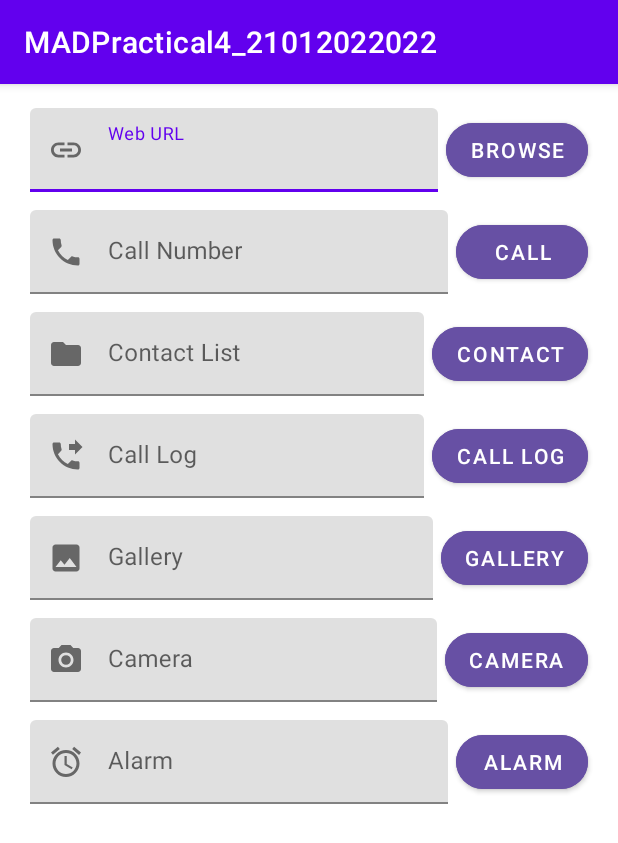
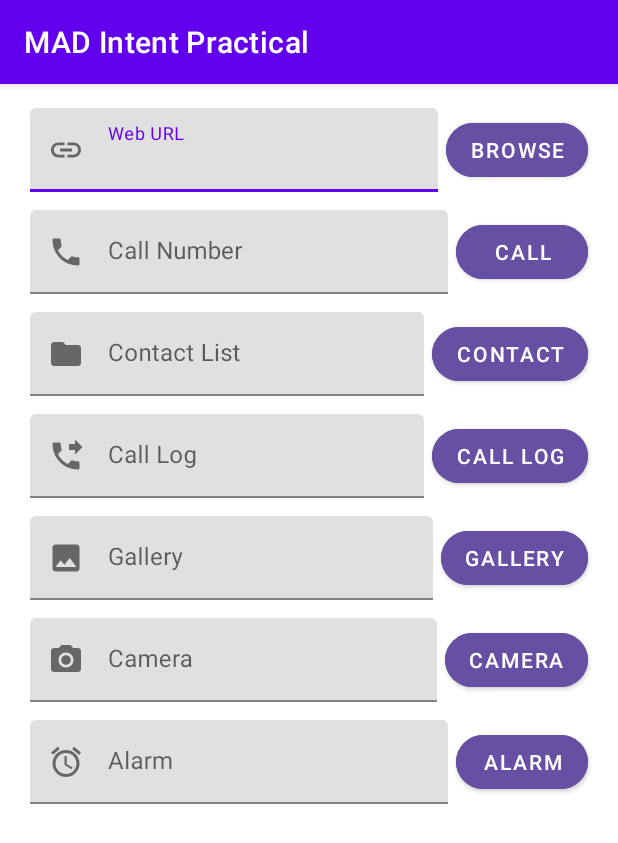
Before and after one commit to vishalshrimali778/MADPractical4_21012012033, an Android app: the screen it shows after launch (MainActivity), on a phone screen of 412 x 824 dp. Shown: the top 843 px of the screen. Run offline under Robolectric (Android 15) with nearby library versions, the phone set to English and light mode, and no system bars.

Commit message:
MADPractical4_21012022022

```diff
--- a/app/src/main/AndroidManifest.xml
+++ b/app/src/main/AndroidManifest.xml
@@ -16,6 +16,7 @@
         tools:targetApi="31">
         <activity
             android:name=".MainActivity"
+            android:label="MAD Intent Practical"
             android:exported="true">
             <intent-filter>
                 <action android:name="android.intent.action.MAIN" />
--- a/app/src/main/res/layout/activity_main.xml
+++ b/app/src/main/res/layout/activity_main.xml
@@ -9,7 +9,8 @@
     <androidx.core.widget.NestedScrollView
         android:id="@+id/txt_camera"
         android:layout_width="match_parent"
-        android:layout_height="match_parent">
+        android:layout_height="match_parent"
+        app:layout_behavior="@string/appbar_scrolling_view_behavior">
 
         <androidx.constraintlayout.widget.ConstraintLayout
             android:layout_width="match_parent"
@@ -25,7 +26,6 @@
                 app:layout_constraintEnd_toStartOf="@id/btn_browse"
                 app:layout_constraintStart_toStartOf="parent"
                 app:layout_constraintTop_toTopOf="@id/btn_browse"
-
                 app:startIconDrawable="@drawable/ic_baseline_link_24">
 
                 <com.google.android.material.textfield.TextInputEditText
@@ -58,7 +58,6 @@
                 app:layout_constraintEnd_toStartOf="@id/btn_call"
                 app:layout_constraintStart_toStartOf="parent"
                 app:layout_constraintTop_toTopOf="@id/btn_call"
-
                 app:startIconDrawable="@drawable/ic_baseline_phone_24">
 
                 <com.google.android.material.textfield.TextInputEditText
@@ -90,7 +89,6 @@
                 app:layout_constraintEnd_toStartOf="@id/btn_contact"
                 app:layout_constraintStart_toStartOf="parent"
                 app:layout_constraintTop_toTopOf="@id/btn_contact"
-
                 app:startIconDrawable="@drawable/ic_baseline_folder_24">
 
                 <com.google.android.material.textfield.TextInputEditText
@@ -121,7 +119,6 @@
                 app:layout_constraintEnd_toStartOf="@id/btn_call_log"
                 app:layout_constraintStart_toStartOf="parent"
                 app:layout_constraintTop_toTopOf="@id/btn_call_log"
-
                 app:startIconDrawable="@drawable/ic_baseline_phone_forwarded_24">
 
                 <com.google.android.material.textfield.TextInputEditText
@@ -152,7 +149,6 @@
                 app:layout_constraintEnd_toStartOf="@id/btn_gallery"
                 app:layout_constraintStart_toStartOf="parent"
                 app:layout_constraintTop_toTopOf="@id/btn_gallery"
-
                 app:startIconDrawable="@drawable/ic_baseline_photo_24">
 
                 <com.google.android.material.textfield.TextInputEditText
@@ -183,7 +179,6 @@
                 app:layout_constraintEnd_toStartOf="@id/btn_camera"
                 app:layout_constraintStart_toStartOf="parent"
                 app:layout_constraintTop_toTopOf="@id/btn_camera"
-
                 app:startIconDrawable="@drawable/ic_baseline_photo_camera_24">
 
                 <com.google.android.material.textfield.TextInputEditText
@@ -213,7 +208,6 @@
                 app:layout_constraintEnd_toStartOf="@id/btn_alarm"
                 app:layout_constraintStart_toStartOf="parent"
                 app:layout_constraintTop_toTopOf="@id/btn_alarm"
-
                 app:startIconDrawable="@drawable/ic_baseline_alarm_24">
 
                 <com.google.android.material.textfield.TextInputEditText
@@ -234,7 +228,6 @@
                 app:layout_constraintEnd_toEndOf="@+id/btn_camera"
                 app:layout_constraintTop_toBottomOf="@+id/btn_camera" />
 
-
         </androidx.constraintlayout.widget.ConstraintLayout>
     </androidx.core.widget.NestedScrollView>
 </androidx.coordinatorlayout.widget.CoordinatorLayout>
```
